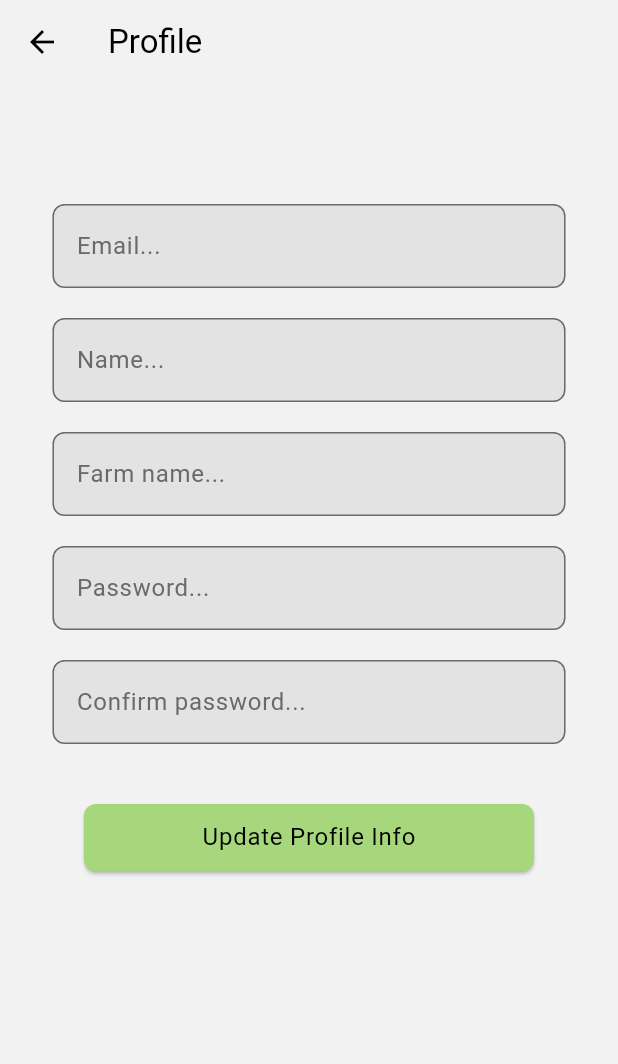
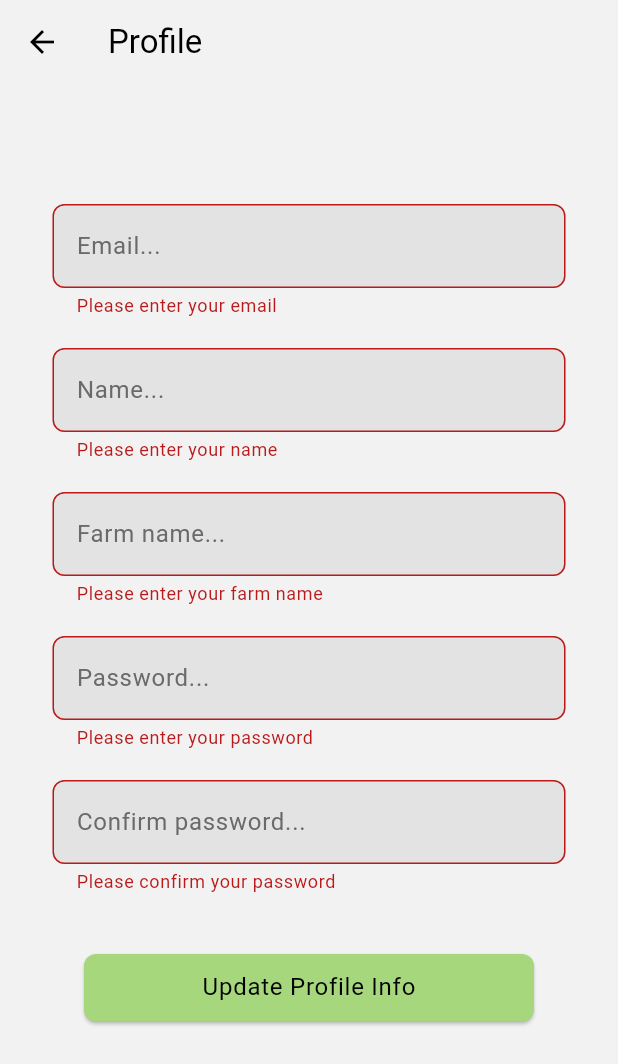
Before and after one commit to Cozma-Alex/Frontend-Farming-Assistant, a Flutter app: the ProfileScreen screen opened directly, after a tap on "Update Profile Info", on a phone screen of 412 x 824 dp. Shown: the top 1064 px of the screen. Run offline on Flutter 3.47's test engine with Material 3 defaults, Android fonts, the phone set to English and light mode, and no system bars.

Commit message:
Profile page - forms

```diff
--- a/farming_assistant/lib/screens/profile_screen.dart
+++ b/farming_assistant/lib/screens/profile_screen.dart
@@ -8,8 +8,16 @@ class ProfileScreen extends StatefulWidget {
 }
 
 class _ProfileScreenState extends State<ProfileScreen> {
-  void _tryUpdateProfileInfo() {
-    // validate that password is the same in both fields, then call api
+  final _formKey = GlobalKey<FormState>();
+
+  final TextEditingController _emailController = TextEditingController();
+  final TextEditingController _nameController = TextEditingController();
+  final TextEditingController _farmNameController = TextEditingController();
+  final TextEditingController _passwordController = TextEditingController();
+  final TextEditingController _passwordConfirmController = TextEditingController();
+
+  void _updateProfileInfo() {
+
   }
 
   @override
@@ -24,11 +32,13 @@ class _ProfileScreenState extends State<ProfileScreen> {
         child: Center(
           child: Padding(
             padding: const EdgeInsets.symmetric(horizontal: 35),
+            child: Form(
+              key: _formKey,
               child: Column(
                 children: [
                   const SizedBox(height: 80),
-                TextField(
-                  // controller : _emailController,
+                  TextFormField(
+                    controller: _emailController,
                     decoration: InputDecoration(
                       hintText: 'Email...',
                       hintStyle: Theme.of(context).textTheme.bodyLarge?.copyWith(
@@ -40,10 +50,16 @@ class _ProfileScreenState extends State<ProfileScreen> {
                       filled: true,
                       fillColor: Theme.of(context).colorScheme.tertiaryContainer,
                     ),
+                    validator: (value) {
+                      if (value == null || value.isEmpty) {
+                        return 'Please enter your email';
+                      }
+                      return null;
+                    },
                   ),
                   const SizedBox(height: 20),
-                TextField(
-                  // controller : _nameController,
+                  TextFormField(
+                    controller: _nameController,
                     decoration: InputDecoration(
                       hintText: 'Name...',
                       hintStyle: Theme.of(context).textTheme.bodyLarge?.copyWith(
@@ -55,10 +71,16 @@ class _ProfileScreenState extends State<ProfileScreen> {
                       filled: true,
                       fillColor: Theme.of(context).colorScheme.tertiaryContainer,
                     ),
+                    validator: (value) {
+                      if (value == null || value.isEmpty) {
+                        return 'Please enter your name';
+                      }
+                      return null;
+                    },
                   ),
                   const SizedBox(height: 20),
-                TextField(
-                  // controller : _farmNameController,
+                  TextFormField(
+                    controller: _farmNameController,
                     decoration: InputDecoration(
                       hintText: 'Farm name...',
                       hintStyle: Theme.of(context).textTheme.bodyLarge?.copyWith(
@@ -70,10 +92,16 @@ class _ProfileScreenState extends State<ProfileScreen> {
                       filled: true,
                       fillColor: Theme.of(context).colorScheme.tertiaryContainer,
                     ),
+                    validator: (value) {
+                      if (value == null || value.isEmpty) {
+                        return 'Please enter your farm name';
+                      }
+                      return null;
+                    },
                   ),
                   const SizedBox(height: 20),
-                TextField(
-                  // controller: _passwordController,
+                  TextFormField(
+                    controller: _passwordController,
                     obscureText: true,
                     obscuringCharacter: '*',
                     decoration: InputDecoration(
@@ -87,9 +115,16 @@ class _ProfileScreenState extends State<ProfileScreen> {
                       filled: true,
                       fillColor: Theme.of(context).colorScheme.tertiaryContainer,
                     ),
+                    validator: (value) {
+                      if (value == null || value.isEmpty) {
+                        return 'Please enter your password';
+                      }
+                      return null;
+                    },
                   ),
                   const SizedBox(height: 20),
-                TextField(
+                  TextFormField(
+                    controller: _passwordConfirmController,
                     obscureText: true,
                     obscuringCharacter: '*',
                     decoration: InputDecoration(
@@ -103,13 +138,26 @@ class _ProfileScreenState extends State<ProfileScreen> {
                       filled: true,
                       fillColor: Theme.of(context).colorScheme.tertiaryContainer,
                     ),
+                    validator: (value) {
+                      if (value == null || value.isEmpty) {
+                        return 'Please confirm your password';
+                      }
+                      if (value != _passwordController.text) {
+                        return 'Passwords do not match';
+                      }
+                      return null;
+                    },
                   ),
                   const SizedBox(height: 40),
                   SizedBox(
                     width: 300,
                     height: 45,
                     child: ElevatedButton(
-                    onPressed: _tryUpdateProfileInfo,
+                      onPressed: () {
+                        if (_formKey.currentState!.validate()) {
+                          _updateProfileInfo();
+                        }
+                      },
                       style: ElevatedButton.styleFrom(
                         backgroundColor: Theme.of(context).colorScheme.primary,
                         shape: RoundedRectangleBorder(
@@ -129,6 +177,7 @@ class _ProfileScreenState extends State<ProfileScreen> {
             ),
           ),
         ),
+      ),
     );
   }
 }
```
Lines whose indentation alone changed are shown as unchanged.
